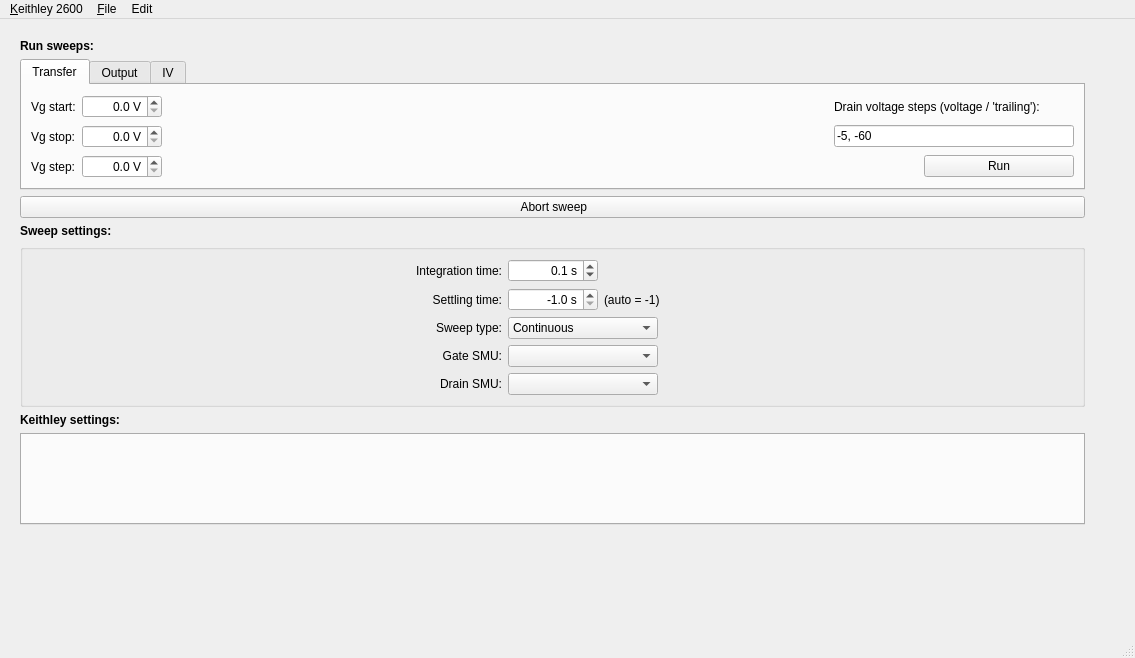
Qt form keithleygui/main.ui (OE-FET/keithleygui) before a commit.
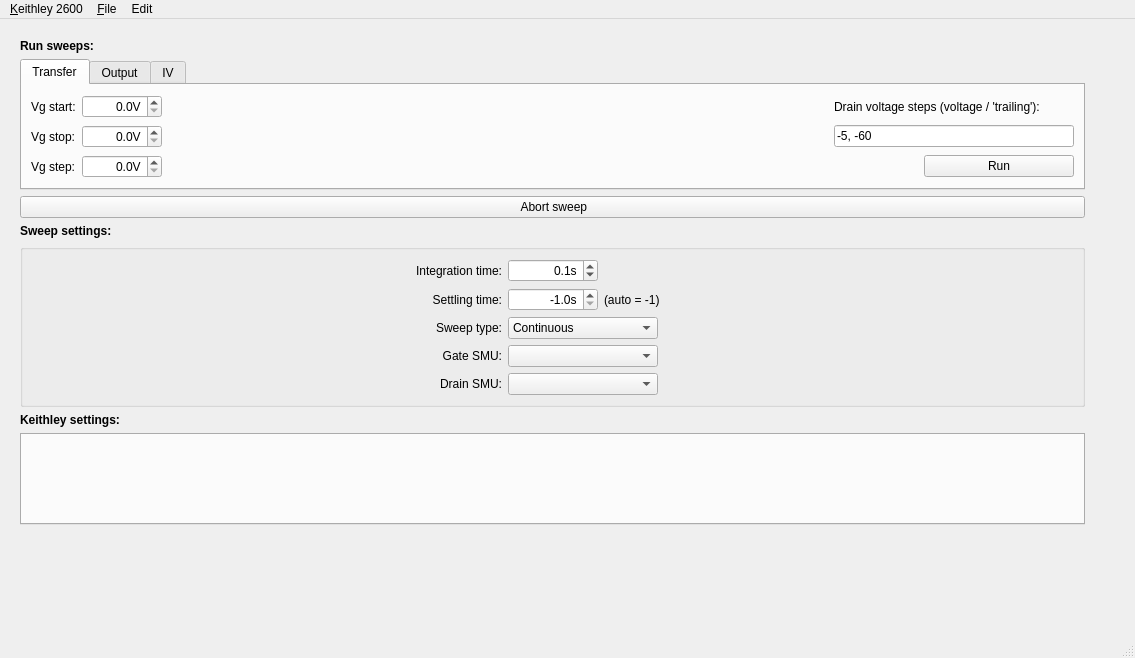
The same form after that commit. The open tabs and pages were chosen to show the change. Custom widgets are drawn as their Qt base class.

Commit message: removed space bfore units

Patch:
```diff
--- a/keithleygui/main.ui
+++ b/keithleygui/main.ui
@@ -156,7 +156,7 @@
             <set>Qt::AlignRight|Qt::AlignTrailing|Qt::AlignVCenter</set>
            </property>
            <property name="suffix">
-            <string> s</string>
+            <string>s</string>
            </property>
            <property name="decimals">
             <number>1</number>
@@ -187,7 +187,7 @@
             <set>Qt::AlignRight|Qt::AlignTrailing|Qt::AlignVCenter</set>
            </property>
            <property name="suffix">
-            <string> s</string>
+            <string>s</string>
            </property>
            <property name="decimals">
             <number>1</number>
@@ -305,7 +305,7 @@
                <set>Qt::AlignRight|Qt::AlignTrailing|Qt::AlignVCenter</set>
               </property>
               <property name="suffix">
-               <string> V</string>
+               <string>V</string>
               </property>
               <property name="decimals">
                <number>1</number>
@@ -357,7 +357,7 @@
                <set>Qt::AlignRight|Qt::AlignTrailing|Qt::AlignVCenter</set>
               </property>
               <property name="suffix">
-               <string> V</string>
+               <string>V</string>
               </property>
               <property name="decimals">
                <number>1</number>
@@ -382,7 +382,7 @@
                <set>Qt::AlignRight|Qt::AlignTrailing|Qt::AlignVCenter</set>
               </property>
               <property name="suffix">
-               <string> V</string>
+               <string>V</string>
               </property>
               <property name="decimals">
                <number>1</number>
```
Left out of the diff: 14 changed lines with no effect on the pictures.
